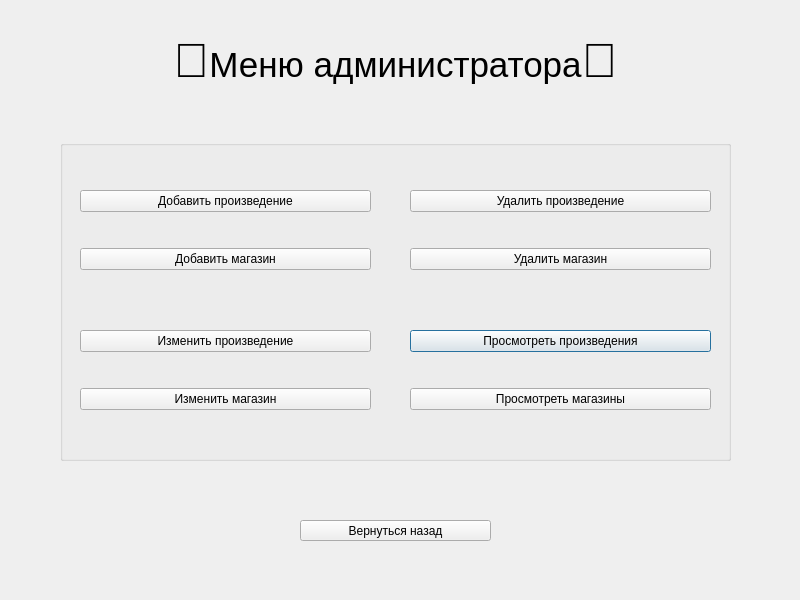
Above: adminmenu.ui from mamam111a/2-year_coursework_client before the change. Below: the same form after it.
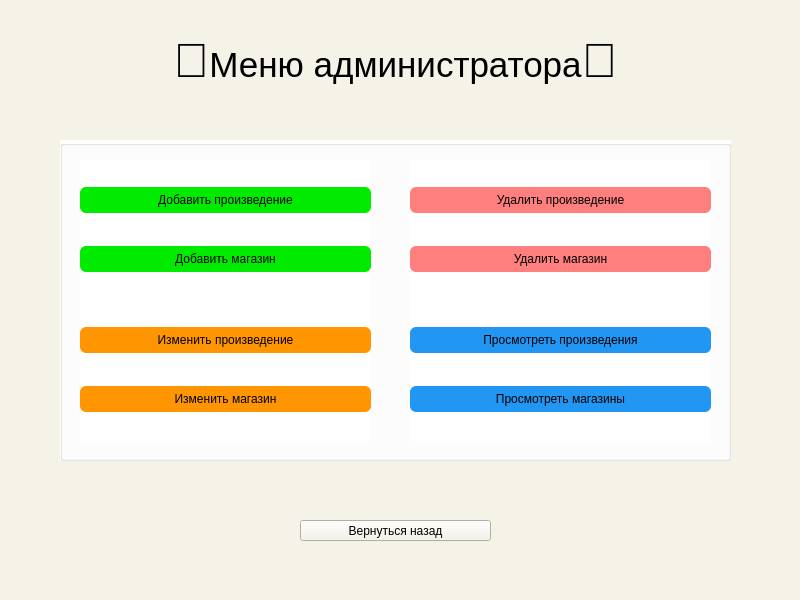
That is the form after the change.

```diff
--- a/adminmenu.ui
+++ b/adminmenu.ui
@@ -13,6 +13,11 @@
   <property name="windowTitle">
    <string>Dialog</string>
   </property>
+  <property name="styleSheet">
+   <string notr="true">background-color: #F5F2E7;
+    color: black;
+</string>
+  </property>
   <widget class="QLabel" name="label">
    <property name="geometry">
     <rect>
@@ -35,6 +40,9 @@
      <height>321</height>
     </rect>
    </property>
+   <property name="styleSheet">
+    <string notr="true">background-color:white</string>
+   </property>
    <property name="title">
     <string/>
    </property>
@@ -50,6 +58,22 @@
     <layout class="QVBoxLayout" name="verticalLayout_3">
      <item>
       <widget class="QPushButton" name="readbooks">
+       <property name="styleSheet">
+        <string notr="true">QPushButton {
+    background-color: #2196F3; 
+    color: black;          
+    border: none;        
+    border-radius: 6px;
+    padding: 6px 12px;
+    font-weight: normal;
+}
+QPushButton:hover {
+    background-color: #1976D2;
+}
+QPushButton:pressed {
+    background-color: #0D47A1;
+}</string>
+       </property>
        <property name="text">
         <string>Просмотреть произведения</string>
        </property>
@@ -57,6 +81,22 @@
      </item>
      <item>
       <widget class="QPushButton" name="readshops">
+       <property name="styleSheet">
+        <string notr="true">QPushButton {
+    background-color: #2196F3; 
+    color: black;          
+    border: none;        
+    border-radius: 6px;
+    padding: 6px 12px;
+    font-weight: normal;
+}
+QPushButton:hover {
+    background-color: #1976D2;
+}
+QPushButton:pressed {
+    background-color: #0D47A1;
+}</string>
+       </property>
        <property name="text">
         <string>Просмотреть магазины</string>
        </property>
@@ -76,6 +116,22 @@
     <layout class="QVBoxLayout" name="verticalLayout_2">
      <item>
       <widget class="QPushButton" name="deletebooks">
+       <property name="styleSheet">
+        <string notr="true">QPushButton {
+    background-color: #FF7F7F; /* мягкий красный */
+    color: black;          
+    border: none;        
+    border-radius: 6px;
+    padding: 6px 12px;
+    font-weight: normal;
+}
+QPushButton:hover {
+    background-color: #E06666; /* чуть темнее при наведении */
+}
+QPushButton:pressed {
+    background-color: #C05050; /* ещё темнее при нажатии */
+}</string>
+       </property>
        <property name="text">
         <string>Удалить произведение</string>
        </property>
@@ -83,6 +139,22 @@
      </item>
      <item>
       <widget class="QPushButton" name="deleteshops">
+       <property name="styleSheet">
+        <string notr="true">QPushButton {
+    background-color: #FF7F7F; /* мягкий красный */
+    color: black;          
+    border: none;        
+    border-radius: 6px;
+    padding: 6px 12px;
+    font-weight: normal;
+}
+QPushButton:hover {
+    background-color: #E06666; /* чуть темнее при наведении */
+}
+QPushButton:pressed {
+    background-color: #C05050; /* ещё темнее при нажатии */
+}</string>
+       </property>
        <property name="text">
         <string>Удалить магазин</string>
        </property>
@@ -102,6 +174,22 @@
     <layout class="QVBoxLayout" name="verticalLayout">
      <item>
       <widget class="QPushButton" name="addbooks">
+       <property name="styleSheet">
+        <string notr="true">QPushButton {
+    background-color: #01EB00; 
+    color: black;          
+    border: none;        
+    border-radius: 6px;
+    padding: 6px 12px;
+    font-weight: normal;
+}
+QPushButton:hover {
+    background-color: #01C700;
+}
+QPushButton:pressed {
+    background-color: #019900;
+}</string>
+       </property>
        <property name="text">
         <string>Добавить произведение</string>
        </property>
@@ -109,6 +197,22 @@
      </item>
      <item>
       <widget class="QPushButton" name="addshops">
+       <property name="styleSheet">
+        <string notr="true">QPushButton {
+    background-color: #01EB00; 
+    color: black;          
+    border: none;        
+    border-radius: 6px;
+    padding: 6px 12px;
+    font-weight: normal;
+}
+QPushButton:hover {
+    background-color: #01C700;
+}
+QPushButton:pressed {
+    background-color: #019900;
+}</string>
+       </property>
        <property name="text">
         <string>Добавить магазин</string>
        </property>
@@ -128,6 +232,22 @@
     <layout class="QVBoxLayout" name="verticalLayout_4">
      <item>
       <widget class="QPushButton" name="updatebooks">
+       <property name="styleSheet">
+        <string notr="true">QPushButton {
+    background-color: #FF9500; 
+    color: black;          
+    border: none;        
+    border-radius: 6px;
+    padding: 6px 12px;
+    font-weight: normal;
+}
+QPushButton:hover {
+    background-color: #D87A00;
+}
+QPushButton:pressed {
+    background-color: #B56200;
+}</string>
+       </property>
        <property name="text">
         <string>Изменить произведение</string>
        </property>
@@ -135,6 +255,22 @@
      </item>
      <item>
       <widget class="QPushButton" name="updateshops">
+       <property name="styleSheet">
+        <string notr="true">QPushButton {
+    background-color: #FF9500; 
+    color: black;          
+    border: none;        
+    border-radius: 6px;
+    padding: 6px 12px;
+    font-weight: normal;
+}
+QPushButton:hover {
+    background-color: #D87A00;
+}
+QPushButton:pressed {
+    background-color: #B56200;
+}</string>
+       </property>
        <property name="text">
         <string>Изменить магазин</string>
        </property>
```
Left out of the diff: 7 changed lines with no effect on the pictures.
